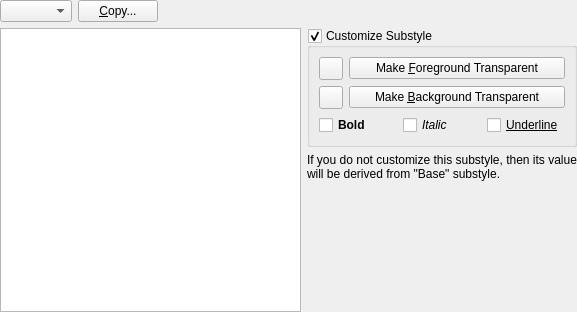
The window that src/gui/settings/syntaxcolorthemeeditor.ui (martinrotter/textosaurus) describes before a commit, drawn with Qt 5.
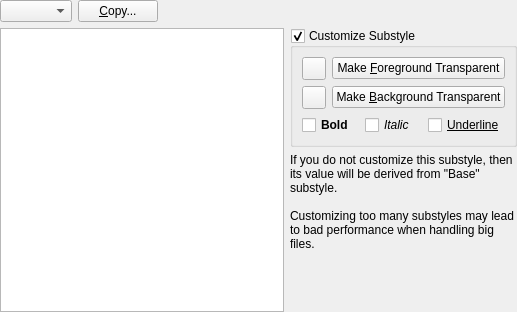
The same window after the commit. Custom widgets are drawn as their Qt base class.

Commit message: Fix label for theme editor.

```diff
--- a/src/gui/settings/syntaxcolorthemeeditor.ui
+++ b/src/gui/settings/syntaxcolorthemeeditor.ui
@@ -6,7 +6,7 @@
    <rect>
     <x>0</x>
     <y>0</y>
-    <width>577</width>
+    <width>517</width>
     <height>312</height>
    </rect>
   </property>
@@ -152,8 +152,16 @@
    </item>
    <item row="2" column="1">
     <widget class="QLabel" name="m_lblInfo">
+     <property name="sizePolicy">
+      <sizepolicy hsizetype="Ignored" vsizetype="Preferred">
+       <horstretch>0</horstretch>
+       <verstretch>0</verstretch>
+      </sizepolicy>
+     </property>
      <property name="text">
-      <string>If you do not customize this substyle, then its value will be derived from &quot;Base&quot; substyle.</string>
+      <string>If you do not customize this substyle, then its value will be derived from &quot;Base&quot; substyle.
+
+Customizing too many substyles may lead to bad performance when handling big files.</string>
      </property>
      <property name="alignment">
       <set>Qt::AlignLeading|Qt::AlignLeft|Qt::AlignTop</set>
```
